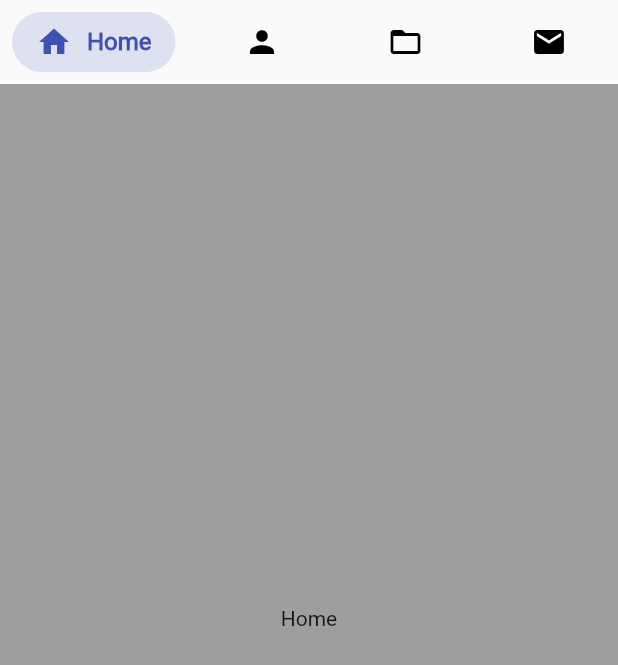
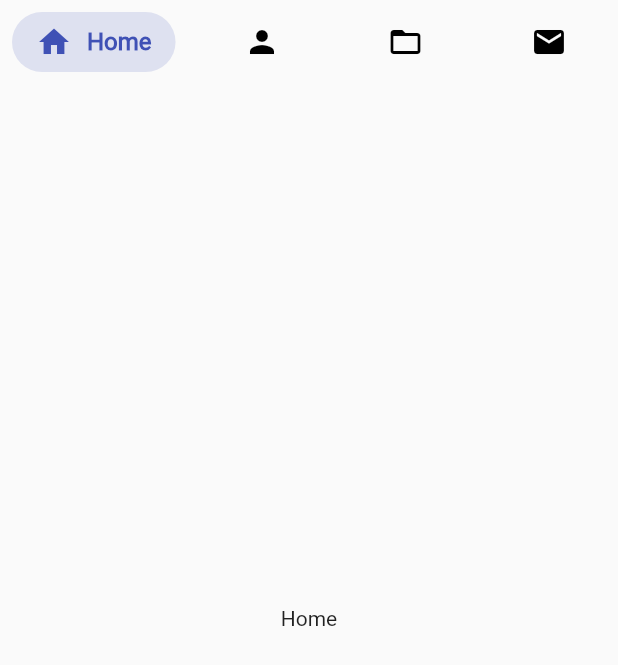
Before and after one commit to howardt12345/flutter-web-test, a Flutter app: the screen it shows after launch, on a phone screen of 412 x 824 dp. Shown: the top 665 px of the screen. Run offline on Flutter 3.47's test engine with Material 2 defaults, Android fonts, the phone set to English and light mode, and no system bars.

Commit message:
Hotfix for mobile

```diff
--- a/lib/ui/main.dart
+++ b/lib/ui/main.dart
@@ -102,9 +102,6 @@ class _MainState extends State<Main> with SingleTickerProviderStateMixin {
         child: Stack(
           children: <Widget>[
             Container(
-              decoration: BoxDecoration(
-                  color: Colors.grey
-              ),
               child: widget.pages[selectedBarIndex],
             ),
             Material(
```
Also changed, not shown: 2 other files.
